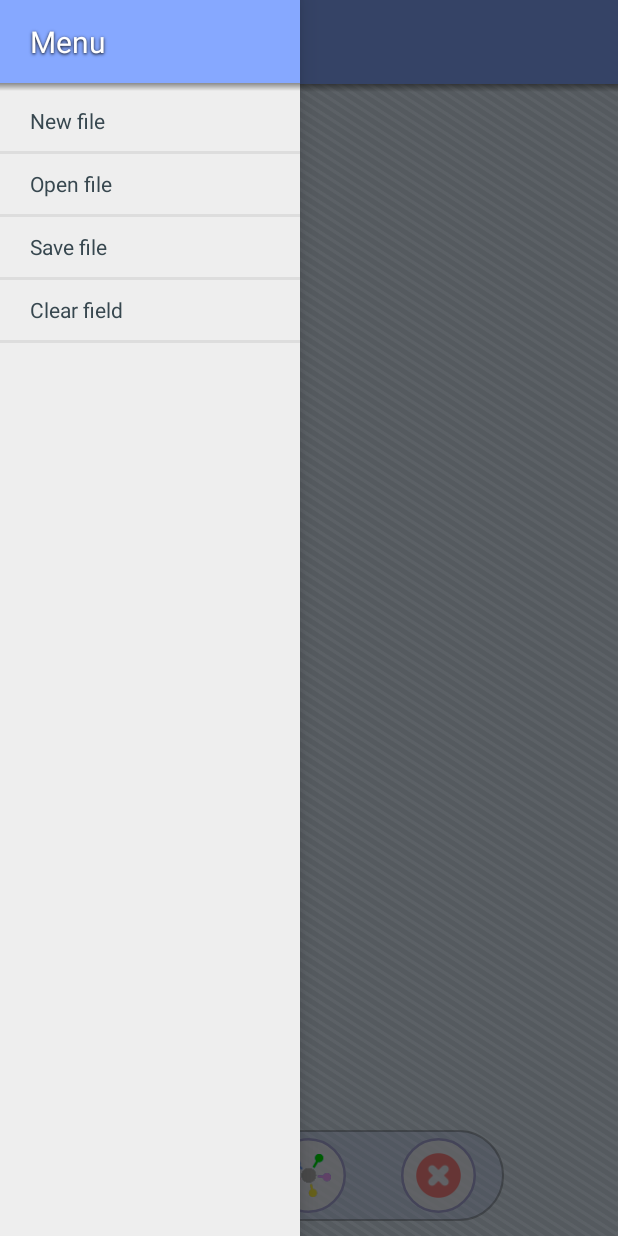
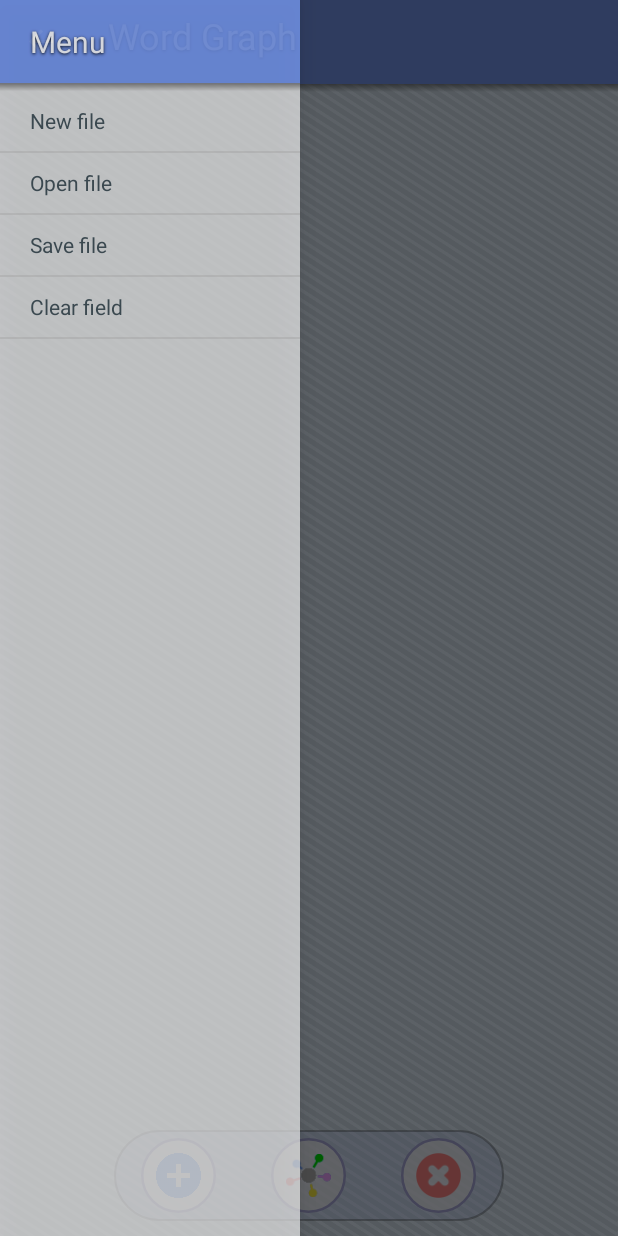
Before and after one commit to vlfom/WordGraph, an Android app: the screen it shows after launch (MainActivity), with the side drawer open, on a phone screen of 412 x 824 dp. Run offline under Robolectric (Android 15) with nearby library versions, the phone set to English and light mode, and no system bars.

Commit message:
Reformating code

```diff
--- a/app/src/main/res/layout/activity_main.xml
+++ b/app/src/main/res/layout/activity_main.xml
@@ -1,119 +1,130 @@
-<android.support.v4.widget.DrawerLayout
-    xmlns:android="http://schemas.android.com/apk/res/android"
+<android.support.v4.widget.DrawerLayout xmlns:android="http://schemas.android.com/apk/res/android"
     android:id="@+id/drawer_layout"
     android:layout_width="match_parent"
     android:layout_height="match_parent">
     <!-- The main content view -->
-    <FrameLayout
-        xmlns:android="http://schemas.android.com/apk/res/android"
+    <FrameLayout xmlns:android="http://schemas.android.com/apk/res/android"
         android:layout_width="match_parent"
         android:layout_height="match_parent">
+
         <ImageView
+            android:id="@+id/canvas_bg"
             android:layout_width="match_parent"
-            android:layout_height="match_parent"
-            android:id="@+id/canvas_bg">
-        </ImageView>
+            android:layout_height="match_parent"></ImageView>
+
         <ImageView
+            android:id="@+id/canvas_main"
             android:layout_width="match_parent"
-            android:layout_height="match_parent"
-            android:id="@+id/canvas_main">
-        </ImageView>
+            android:layout_height="match_parent"></ImageView>
+
+        <RelativeLayout
+            android:id="@+id/layout_main"
+            android:layout_width="match_parent"
+            android:layout_height="match_parent"></RelativeLayout>
+
         <RelativeLayout
             android:layout_width="match_parent"
             android:layout_height="match_parent"
-            android:id="@+id/layout_main">
-        </RelativeLayout>
-        <RelativeLayout
-            android:layout_width="match_parent"
-            android:layout_height="match_parent"
-            android:gravity="center_horizontal"
-            android:layout_marginBottom="10dp" >
+            android:layout_marginBottom="10dp"
+            android:gravity="center_horizontal">
+
             <LinearLayout
-                android:background="@drawable/mode_bar_background"
-                android:paddingTop="5dp"
-                android:paddingBottom="5dp"
                 android:layout_width="260dp"
                 android:layout_height="wrap_content"
-                android:layout_alignParentBottom="true" >
+                android:layout_alignParentBottom="true"
+                android:background="@drawable/mode_bar_background"
+                android:paddingBottom="5dp"
+                android:paddingTop="5dp">
+
                 <FrameLayout
+                    android:id="@+id/onModeCreate"
                     android:layout_width="0dp"
-                    android:layout_weight="1"
                     android:layout_height="wrap_content"
-                    android:id="@+id/onModeCreate" >
+                    android:layout_weight="1">
+
                     <ImageView
                         android:layout_width="50dp"
                         android:layout_height="50dp"
-                        android:src="@drawable/circle_main_interact"
-                        android:layout_gravity="center" />
+                        android:layout_gravity="center"
+                        android:src="@drawable/circle_main_interact" />
+
                     <ImageView
                         android:layout_width="30dp"
                         android:layout_height="30dp"
-                        android:src="@drawable/icon_add"
-                        android:layout_gravity="center" />
+                        android:layout_gravity="center"
+                        android:src="@drawable/icon_add" />
                 </FrameLayout>
+
                 <FrameLayout
+                    android:id="@+id/onModeConnect"
                     android:layout_width="0dp"
+                    android:layout_height="wrap_content"
                     android:layout_weight="1"
-                    android:layout_height="wrap_content"
-                    android:gravity="center"
-                    android:id="@+id/onModeConnect" >
+                    android:gravity="center">
+
                     <ImageView
                         android:layout_width="50dp"
                         android:layout_height="50dp"
-                        android:src="@drawable/circle_main_interact"
-                        android:layout_gravity="center" />
+                        android:layout_gravity="center"
+                        android:src="@drawable/circle_main_interact" />
+
                     <ImageView
                         android:layout_width="30dp"
                         android:layout_height="30dp"
-                        android:src="@drawable/icon_connect"
-                        android:layout_gravity="center" />
+                        android:layout_gravity="center"
+                        android:src="@drawable/icon_connect" />
                 </FrameLayout>
+
                 <FrameLayout
+                    android:id="@+id/onModeDelete"
                     android:layout_width="0dp"
+                    android:layout_height="wrap_content"
                     android:layout_weight="1"
-                    android:layout_height="wrap_content"
-                    android:gravity="center"
-                    android:id="@+id/onModeDelete" >
+                    android:gravity="center">
+
                     <ImageView
                         android:layout_width="50dp"
                         android:layout_height="50dp"
-                        android:src="@drawable/circle_main_interact"
-                        android:layout_gravity="center" />
+                        android:layout_gravity="center"
+                        android:src="@drawable/circle_main_interact" />
+
                     <ImageView
                         android:layout_width="30dp"
                         android:layout_height="30dp"
-                        android:src="@drawable/icon_delete"
-                        android:layout_gravity="center" />
+                        android:layout_gravity="center"
+                        android:src="@drawable/icon_delete" />
                 </FrameLayout>
             </LinearLayout>
         </RelativeLayout>
-        <include layout="@layout/my_actionbar"/>
+
+        <include layout="@layout/my_actionbar" />
     </FrameLayout>
     <!-- The navigation drawer -->
     <LinearLayout
+        android:id="@+id/navigationDrawer"
         android:layout_width="200dp"
         android:layout_height="match_parent"
-        android:orientation="vertical"
         android:layout_gravity="start"
-        android:background="#eee" >
+        android:background="#cfff"
+        android:orientation="vertical">
+
         <LinearLayout xmlns:android="http://schemas.android.com/apk/res/android"
-            xmlns:app="http://schemas.android.com/apk/res-auto"
+            android:id="@+id/myToolbar"
             android:layout_width="wrap_content"
             android:layout_height="wrap_content"
             android:layout_gravity="top"
-            android:orientation="vertical"
-            android:id="@+id/myToolbar">
+            android:orientation="vertical">
 
             <TextView
+                android:id="@+id/navbarTitle"
                 android:layout_width="200dp"
                 android:layout_height="55dp"
-                android:textSize="20sp"
+                android:background="@drawable/toolbar_gradient"
+                android:gravity="center_vertical"
+                android:paddingLeft="20dp"
                 android:text="Menu"
                 android:textColor="@color/white"
-                android:gravity="center_vertical"
-                android:paddingLeft="20dp"
-                android:background="@drawable/toolbar_gradient"
-                android:id="@+id/navbarTitle" />
+                android:textSize="20sp" />
 
             <FrameLayout
                 android:layout_width="match_parent"
@@ -126,14 +137,14 @@
                     android:background="@drawable/toolbar_dropshadow" />
             </FrameLayout>
         </LinearLayout>
+
         <ListView
             android:id="@+id/left_drawer"
             android:layout_width="200dp"
             android:layout_height="match_parent"
             android:layout_gravity="start"
             android:choiceMode="singleChoice"
-            android:divider="#ddd"
-            android:dividerHeight="2dp"
-            android:background="#eee"  />
+            android:divider="#ccc"
+            android:dividerHeight="1dp" />
     </LinearLayout>
 </android.support.v4.widget.DrawerLayout>
--- a/app/src/main/res/layout/my_actionbar.xml
+++ b/app/src/main/res/layout/my_actionbar.xml
@@ -1,28 +1,28 @@
 <?xml version="1.0" encoding="utf-8"?>
 <LinearLayout xmlns:android="http://schemas.android.com/apk/res/android"
     xmlns:app="http://schemas.android.com/apk/res-auto"
+    android:id="@+id/myToolbar"
     android:layout_width="wrap_content"
     android:layout_height="wrap_content"
     android:layout_gravity="top"
-    android:orientation="vertical"
-    android:id="@+id/myToolbar">
+    android:orientation="vertical">
 
-    <android.support.v7.widget.Toolbar
-        xmlns:android="http://schemas.android.com/apk/res/android"
+    <android.support.v7.widget.Toolbar xmlns:android="http://schemas.android.com/apk/res/android"
         android:id="@+id/toolbar"
         android:layout_width="match_parent"
         android:layout_height="wrap_content"
-        app:theme="@style/ToolbarTheme" >
+        app:theme="@style/ToolbarTheme">
+
         <TextView
+            android:id="@+id/actionbarTitle"
             android:layout_width="wrap_content"
             android:layout_height="wrap_content"
+            android:layout_marginBottom="16dp"
+            android:background="@android:color/transparent"
             android:text="Word Graph"
-            android:textSize="24sp"
-            android:layout_marginBottom="16dp"
             android:textColor="@android:color/white"
-            android:id="@+id/actionbarTitle"
-            android:background="@android:color/transparent" />
-     </android.support.v7.widget.Toolbar>
+            android:textSize="24sp" />
+    </android.support.v7.widget.Toolbar>
 
     <FrameLayout
         android:layout_width="match_parent"
--- a/app/src/main/res/layout/navbar_list_item.xml
+++ b/app/src/main/res/layout/navbar_list_item.xml
@@ -1,9 +1,8 @@
 <?xml version="1.0" encoding="utf-8"?>
-<TextView
-    xmlns:android="http://schemas.android.com/apk/res/android"
+<TextView xmlns:android="http://schemas.android.com/apk/res/android"
     android:layout_width="match_parent"
     android:layout_height="40dp"
     android:background="#0000"
-    android:textColor="@color/material_blue_grey_800"
     android:gravity="center_vertical"
-    android:paddingLeft="20dp" />
+    android:paddingLeft="20dp"
+    android:textColor="@color/material_blue_grey_800" />
--- a/app/src/main/res/values/colors.xml
+++ b/app/src/main/res/values/colors.xml
@@ -10,7 +10,7 @@
     <color name="canvas_background">#e3f2fd</color>
     <color name="canvas_background_line">#d2e1ec</color>
     <color name="idle_vertex">#eeeeff</color>
-    <color name="actionbar_bg">#86a8ff</color>
+    <color name="actionbar_bg">#7597ee</color>
     <color name="actionbar_bg_dark">#060060</color>
     <color name="blue">#aaaaff</color>
     <color name="background_light">#fff</color>
```
Also changed, not shown: app/src/main/java/com/vlfom/wordgraph/MainActivity.java (+68 -70 lines), app/src/main/res/layout/number_vertex.xml (+13 -12 lines), app/src/main/res/layout/text_vertex.xml (+13 -12 lines).
